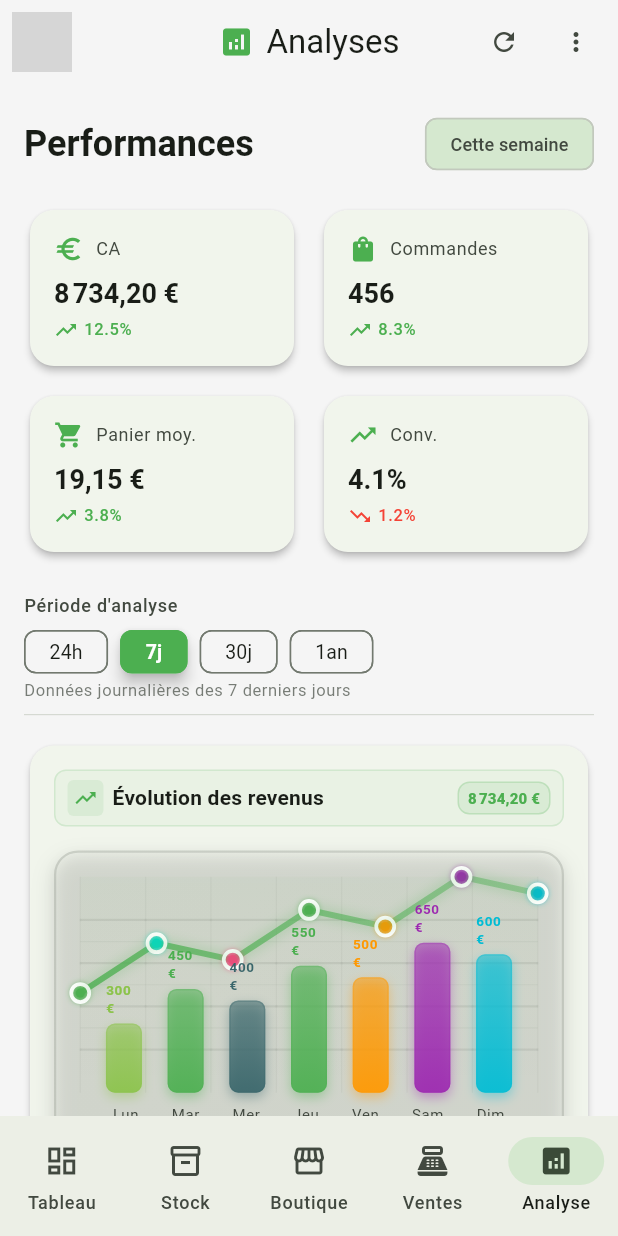
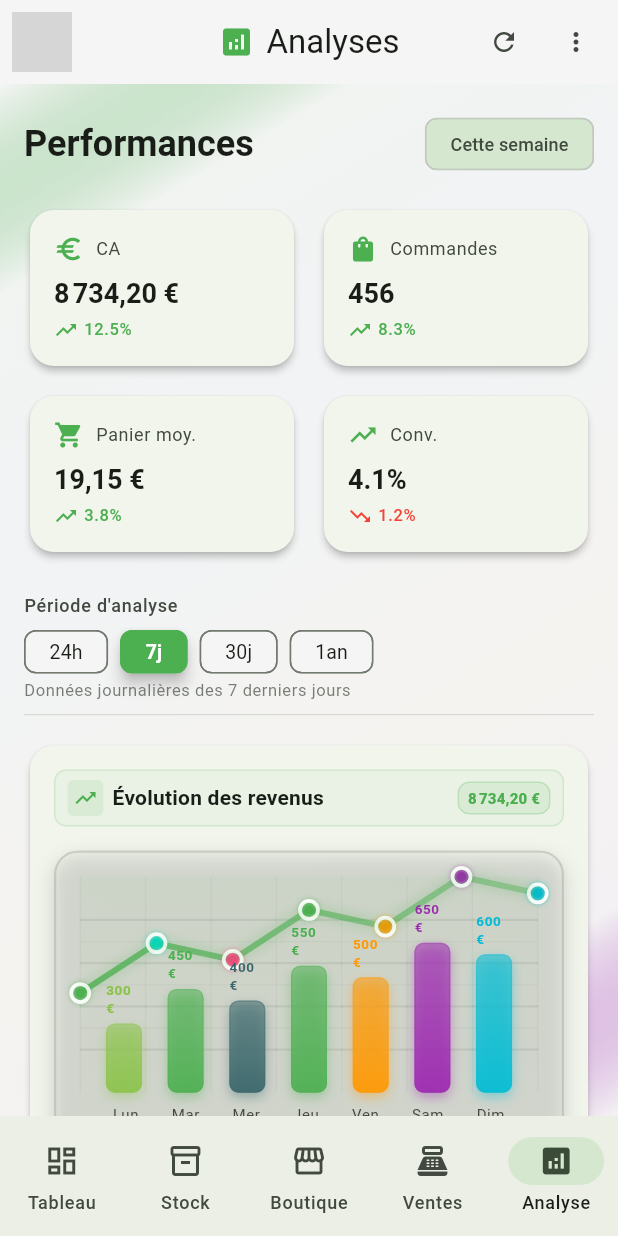
Before and after one commit to SIDIKICONDE/EcoPlates, a Flutter app: the MerchantAnalyticsPage screen opened by its route, on a phone screen of 412 x 824 dp. Run offline on Flutter 3.47's test engine with Material 3 defaults, Android fonts, the phone set to English and light mode, and no system bars; our stand-ins replace cached_network_image, connectivity_plus, csv, dartz, dio, equatable and 16 more; accounts and stored records are empty; network calls fail; grey boxes are pictures that could not be loaded.

Commit message:
Add gradient background to Analytics page reflecting KPI card colors
- Create subtle diagonal gradient using KPI card colors (green, blue, orange, violet)
- Very low opacity (0.02) to maintain readability
- Gradient transitions from surface color to KPI colors back to surface
- Maintains professional look while adding visual connection to content

```diff
--- a/lib/presentation/pages/merchant_analytics_page.dart
+++ b/lib/presentation/pages/merchant_analytics_page.dart
@@ -21,9 +21,32 @@ class MerchantAnalyticsPage extends ConsumerWidget {
 
   @override
   Widget build(BuildContext context, WidgetRef ref) {
+    final theme = Theme.of(context);
+
     return AdaptiveScaffold(
       appBar: const AnalyticsAppBar(),
-      body: RefreshIndicator(
+      body: Container(
+        decoration: BoxDecoration(
+          gradient: LinearGradient(
+            begin: Alignment.topLeft,
+            end: Alignment.bottomRight,
+            colors: [
+              // Fond subtil qui reflète les couleurs des cartes KPI
+              theme.colorScheme.surface.withValues(alpha: 0.98),
+              // Vert subtil (Revenue)
+              const Color(0xFF4CAF50).withValues(alpha: 0.02),
+              // Bleu subtil (Orders)
+              const Color(0xFF2196F3).withValues(alpha: 0.02),
+              // Orange subtil (Average Order)
+              const Color(0xFFFF9800).withValues(alpha: 0.02),
+              // Violet subtil (Conversion)
+              const Color(0xFF9C27B0).withValues(alpha: 0.02),
+              theme.colorScheme.surface.withValues(alpha: 0.98),
+            ],
+            stops: const [0.0, 0.15, 0.35, 0.65, 0.85, 1.0],
+          ),
+        ),
+        child: RefreshIndicator(
           onRefresh: () => ref.refreshAnalytics(),
           child: const CustomScrollView(
             physics: AlwaysScrollableScrollPhysics(),
@@ -56,6 +79,7 @@ class MerchantAnalyticsPage extends ConsumerWidget {
             ],
           ),
         ),
+      ),
     );
   }
 }
```
Lines whose indentation alone changed are shown as unchanged.
